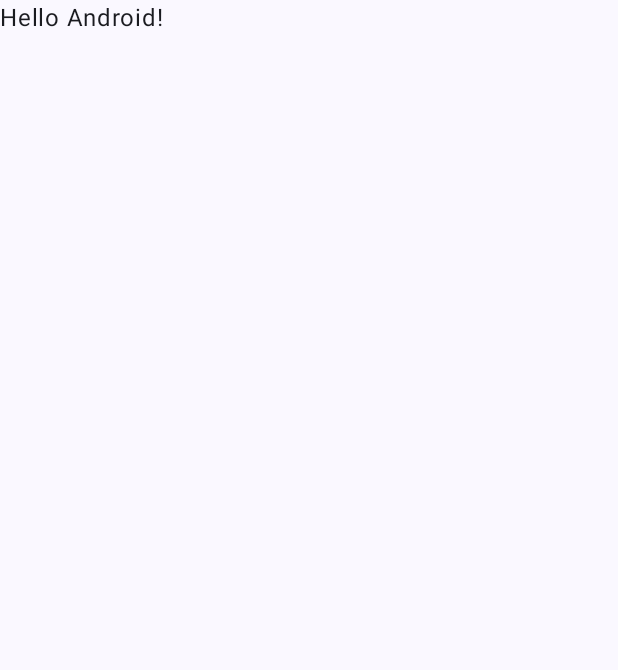
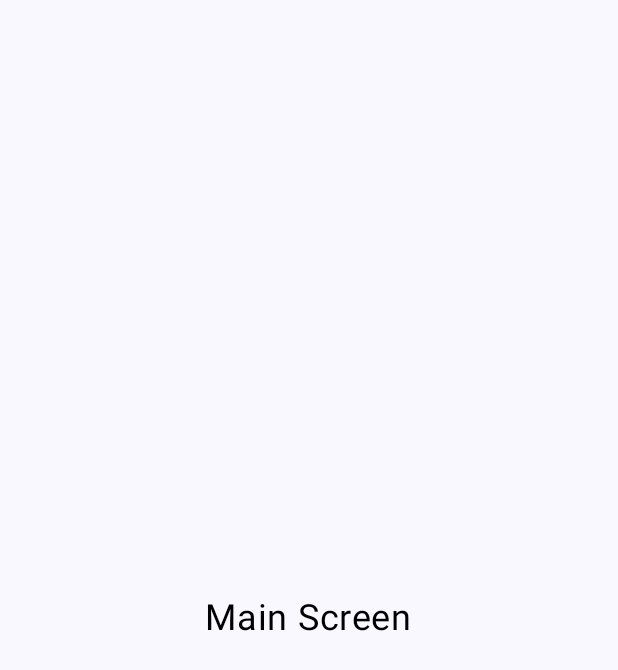
Before and after one commit to catacretu/MyBike, an Android app built with Jetpack Compose: the screen it shows after launch (MainActivity), on a phone screen of 412 x 824 dp. Before the commit the part shown is almost empty. Shown: the top 670 px of the screen. Run offline under Robolectric (Android 15) with nearby library versions, the phone set to English and light mode, and no system bars.

Commit message:
Splash Screen

```diff
--- a/app/build.gradle
+++ b/app/build.gradle
@@ -48,18 +48,20 @@ android {
 
 dependencies {
 
-    implementation 'androidx.core:core-ktx:1.8.0'
+    implementation 'androidx.core:core-ktx:1.10.1'
     implementation platform('org.jetbrains.kotlin:kotlin-bom:1.8.0')
-    implementation 'androidx.lifecycle:lifecycle-runtime-ktx:2.3.1'
-    implementation 'androidx.activity:activity-compose:1.5.1'
+    implementation 'androidx.lifecycle:lifecycle-runtime-ktx:2.6.1'
+    implementation 'androidx.activity:activity-compose:1.7.2'
     implementation platform('androidx.compose:compose-bom:2022.10.00')
     implementation 'androidx.compose.ui:ui'
     implementation 'androidx.compose.ui:ui-graphics'
     implementation 'androidx.compose.ui:ui-tooling-preview'
     implementation 'androidx.compose.material3:material3'
+    //Navigation
+    implementation "androidx.navigation:navigation-compose:2.7.0-alpha01"
     testImplementation 'junit:junit:4.13.2'
-    androidTestImplementation 'androidx.test.ext:junit:1.1.3'
-    androidTestImplementation 'androidx.test.espresso:espresso-core:3.4.0'
+    androidTestImplementation 'androidx.test.ext:junit:1.1.5'
+    androidTestImplementation 'androidx.test.espresso:espresso-core:3.5.1'
     androidTestImplementation platform('androidx.compose:compose-bom:2022.10.00')
     androidTestImplementation 'androidx.compose.ui:ui-test-junit4'
     debugImplementation 'androidx.compose.ui:ui-tooling'
--- a/app/src/main/java/com/example/mybike/MainActivity.kt
+++ b/app/src/main/java/com/example/mybike/MainActivity.kt
@@ -1,16 +1,41 @@
 package com.example.mybike
 
 import android.os.Bundle
+import android.view.animation.OvershootInterpolator
 import androidx.activity.ComponentActivity
 import androidx.activity.compose.setContent
+import androidx.compose.animation.core.Animatable
+import androidx.compose.animation.core.tween
+import androidx.compose.foundation.layout.Box
 import androidx.compose.foundation.layout.fillMaxSize
+import androidx.compose.foundation.Image
+import androidx.compose.foundation.background
+import androidx.compose.foundation.layout.fillMaxHeight
+import androidx.compose.foundation.layout.padding
+import androidx.compose.foundation.layout.width
 import androidx.compose.material3.MaterialTheme
 import androidx.compose.material3.Surface
 import androidx.compose.material3.Text
 import androidx.compose.runtime.Composable
+import androidx.compose.runtime.LaunchedEffect
+import androidx.compose.runtime.remember
+import androidx.compose.ui.Alignment
 import androidx.compose.ui.Modifier
+import androidx.compose.ui.draw.paint
+import androidx.compose.ui.draw.scale
+import androidx.compose.ui.graphics.Color
+import androidx.compose.ui.layout.ContentScale
+import androidx.compose.ui.res.painterResource
 import androidx.compose.ui.tooling.preview.Preview
+import androidx.compose.ui.unit.dp
+import androidx.compose.ui.unit.sp
+import androidx.navigation.NavController
+import androidx.navigation.compose.NavHost
+import androidx.navigation.compose.composable
+import androidx.navigation.compose.rememberNavController
 import com.example.mybike.ui.theme.MyBikeTheme
+import com.example.mybike.views.SplashScreen
+import kotlinx.coroutines.delay
 
 class MainActivity : ComponentActivity() {
     override fun onCreate(savedInstanceState: Bundle?) {
@@ -20,27 +45,38 @@ class MainActivity : ComponentActivity() {
                 // A surface container using the 'background' color from the theme
                 Surface(
                     modifier = Modifier.fillMaxSize(),
-                    color = MaterialTheme.colorScheme.background
                 ) {
-                    Greeting("Android")
+                    Navigation()
                 }
             }
         }
     }
 }
 
+//@Preview(showBackground = true)
+//@Composable
+//fun SplashScreenPreview() {
+//    MyBikeTheme {
+//        Greeting("Android")
+//    }
+//}
+
 @Composable
-fun Greeting(name: String, modifier: Modifier = Modifier) {
-    Text(
-        text = "Hello $name!",
-        modifier = modifier
+fun Navigation() {
+    val navController = rememberNavController()
+    NavHost(
+        navController = navController,
+        startDestination = "splash_screen"
     )
-}
+    {
+        composable("splash_screen") {
+            SplashScreen(navController = navController)
+        }
 
-@Preview(showBackground = true)
-@Composable
-fun GreetingPreview() {
-    MyBikeTheme {
-        Greeting("Android")
+        composable("home_screen") {
+            Box(modifier = Modifier.fillMaxSize(), contentAlignment = Alignment.Center) {
+                Text(text = "Main Screen", color = Color.Black, fontSize = 24.sp)
+            }
+        }
     }
 }
--- /dev/null
+++ b/app/src/main/java/com/example/mybike/views/SplashScreen.kt
@@ -0,0 +1,57 @@
+package com.example.mybike.views
+
+import android.view.animation.OvershootInterpolator
+import androidx.compose.animation.core.Animatable
+import androidx.compose.animation.core.tween
+import androidx.compose.foundation.Image
+import androidx.compose.foundation.layout.Box
+import androidx.compose.foundation.layout.fillMaxSize
+import androidx.compose.runtime.Composable
+import androidx.compose.runtime.LaunchedEffect
+import androidx.compose.runtime.remember
+import androidx.compose.ui.Alignment
+import androidx.compose.ui.Modifier
+import androidx.compose.ui.draw.paint
+import androidx.compose.ui.draw.scale
+import androidx.compose.ui.layout.ContentScale
+import androidx.compose.ui.res.painterResource
+import androidx.navigation.NavController
+import com.example.mybike.R
+import kotlinx.coroutines.delay
+
+@Composable
+fun SplashScreen(navController: NavController) {
+    val scale = remember {
+        Animatable(0f)
+    }
+
+    // AnimationEffect
+    LaunchedEffect(key1 = true) {
+        scale.animateTo(
+            targetValue = 0.35f,
+            animationSpec = tween(
+                durationMillis = 800,
+                easing = {
+                    OvershootInterpolator(4f).getInterpolation(it)
+                })
+        )
+        delay(3000L)
+        navController.navigate("home_screen")
+    }
+
+    // Image
+    Box(contentAlignment = Alignment.Center,
+        modifier = Modifier
+            .fillMaxSize()
+            .paint(
+                painterResource(id = R.drawable.image_background),
+                contentScale = ContentScale.Crop,
+                alignment = Alignment.BottomEnd
+            )
+
+    ) {
+        Image(painter = painterResource(id = R.drawable.app_icon),
+            contentDescription = "AppIcon",
+            modifier = Modifier.scale(scale.value))
+    }
+}
```
Also changed, not shown: app/src/main/res/drawable/app_icon.png (added), app/src/main/res/drawable/image_background.png (added).
